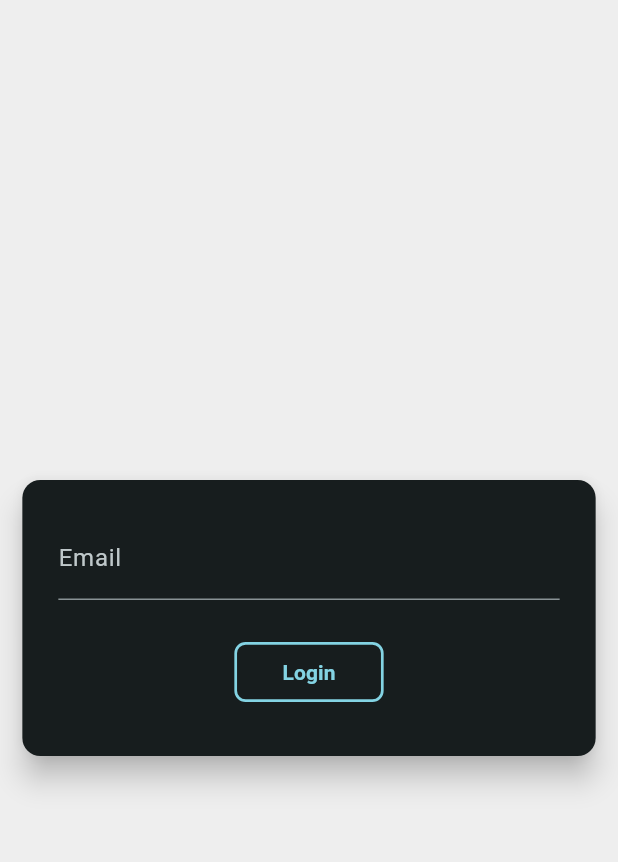
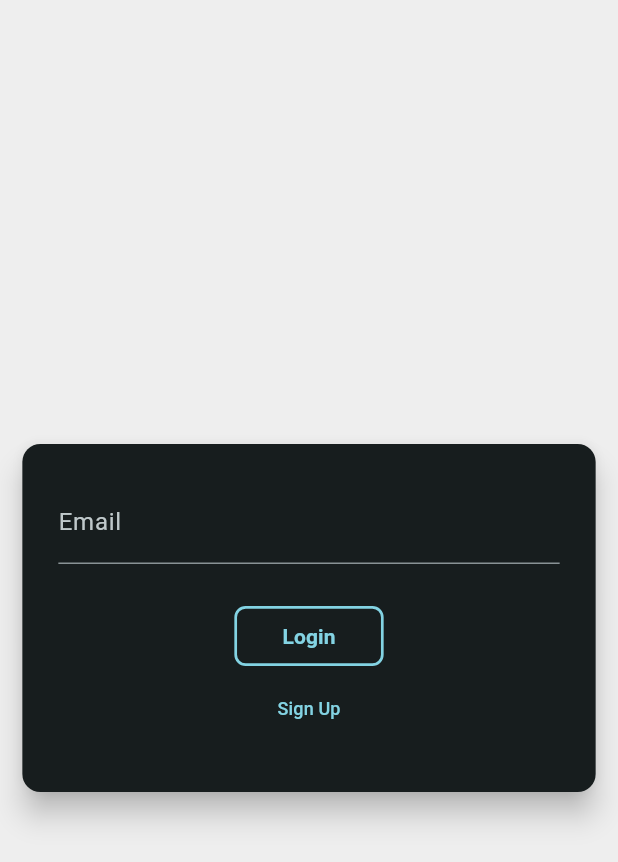
Before and after one commit to akintewe/themarquis-app, a Flutter app: the screen it shows after launch, on a phone screen of 412 x 824 dp. Shown: the top 862 px of the screen. Run offline on Flutter 3.47's test engine with Material 3 defaults, Android fonts, the light colour scheme and no system bars; our stand-ins replace flutter_animate, flutter_riverpod, font_awesome_flutter, freezed_annotation, hive, hive_flutter and 1 more; missing offline and left inert: flame; accounts and stored records are empty; generated files the repository leaves out were written again.

Commit message:
auth screen

```diff
--- a/lib/screens/auth_screen.dart
+++ b/lib/screens/auth_screen.dart
@@ -21,8 +21,11 @@ class AuthScreen extends ConsumerStatefulWidget {
 
 class _AuthScreenState extends ConsumerState<AuthScreen> {
   final _emailController = TextEditingController();
+  final _refCodeController = TextEditingController();
   String? _emailError;
+  String? _refCodeError;
   bool _isLoading = false;
+  bool _isSignUp = false;
   @override
   Widget build(BuildContext context) {
     final deviceSize = MediaQuery.of(context).size;
@@ -52,15 +55,36 @@ class _AuthScreenState extends ConsumerState<AuthScreen> {
                         controller: _emailController,
                       ),
                     ),
+                    AnimatedSize(
+                      duration: Duration(
+                        milliseconds: 100,
+                      ),
+                      alignment: Alignment.centerRight,
+                      child: _isSignUp
+                          ? Padding(
+                              padding: const EdgeInsets.all(8.0),
+                              child: TextField(
+                                decoration: InputDecoration(
+                                  label: const Text("Referral Code"),
+                                  errorText: _refCodeError,
+                                ),
+                                controller: _refCodeController,
+                              ),
+                            )
+                          : const SizedBox(),
+                    ),
                     Padding(
                       padding: const EdgeInsets.all(16.0),
                       child: _isLoading
                           ? const CircularProgressIndicator()
-                        : OutlinedButton(
+                          : Column(
+                              children: [
+                                OutlinedButton(
                                   style: OutlinedButton.styleFrom(
                                     side: BorderSide(
                                       width: 1.8,
-                                color: Theme.of(context).colorScheme.primary,
+                                      color:
+                                          Theme.of(context).colorScheme.primary,
                                     ),
                                     shape: RoundedRectangleBorder(
                                       borderRadius: BorderRadius.circular(7.5),
@@ -70,6 +94,20 @@ class _AuthScreenState extends ConsumerState<AuthScreen> {
                                     setState(() {
                                       _isLoading = true;
                                     });
+                                    if (_isSignUp) {
+                                      //sign up
+                                      try {
+                                        await ref
+                                            .read(appStateProvider.notifier)
+                                            .signup(
+                                              _emailController.text,
+                                              _refCodeController.text,
+                                            );
+                                      } catch (e) {
+                                        showErrorDialog(e.toString(), context);
+                                      }
+                                    } else {
+                                      //login
                                       try {
                                         await ref
                                             .read(appStateProvider.notifier)
@@ -77,23 +115,43 @@ class _AuthScreenState extends ConsumerState<AuthScreen> {
                                       } catch (e) {
                                         showErrorDialog(e.toString(), context);
                                       }
+                                    }
+
                                     setState(() {
                                       _isLoading = false;
                                     });
                                   },
-                            child: const Padding(
+                                  child: Padding(
                                     padding: EdgeInsets.all(8.0),
                                     child: Text(
-                                'Login',
-                                style: TextStyle(fontWeight: FontWeight.bold),
+                                      _isSignUp ? 'Sign Up' : 'Login',
+                                      style: TextStyle(
+                                        fontWeight: FontWeight.bold,
                                       ),
                                     ),
+                                  ),
+                                ),
+                                TextButton(
+                                  onPressed: () {
+                                    setState(() {
+                                      _isSignUp = !_isSignUp;
+                                    });
+                                  },
+                                  child: Text(
+                                    _isSignUp ? "Back to Login" : "Sign Up",
+                                    style: TextStyle(
+                                      fontSize: 12,
+                                    ),
+                                  ),
+                                ),
+                              ],
                             ),
                     )
                   ],
                 ),
               ),
-          )),
+            ),
+          ),
           // Magic.instance.relayer
         ],
       ),
```
Lines whose indentation alone changed are shown as unchanged.
